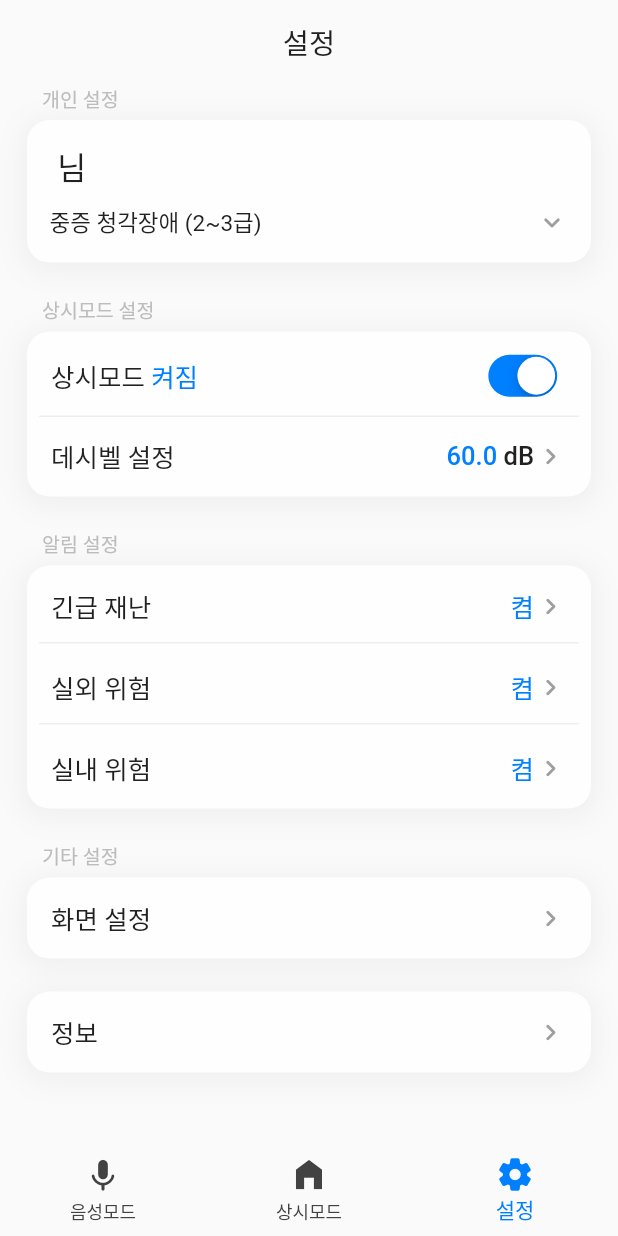
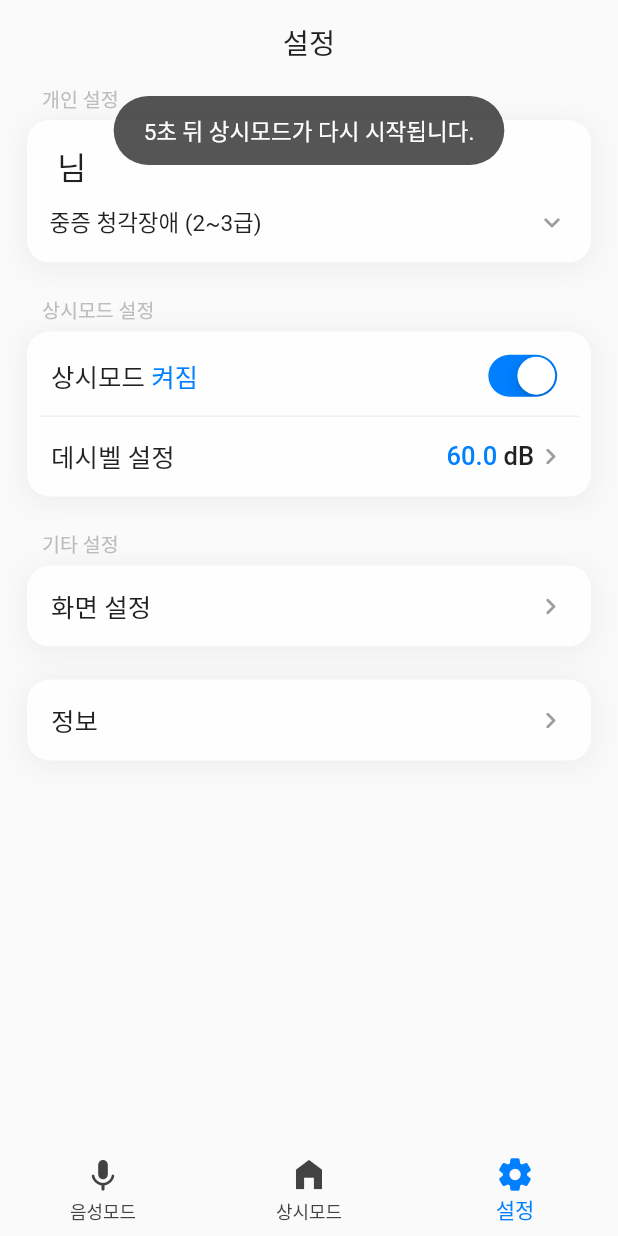
Before and after one commit to wkkyu088/hear_for_you, a Flutter app: the BottomNavBar screen opened directly, item 3 of the bottom bar chosen, after a tap on "상시모드", on a phone screen of 412 x 824 dp. Run offline on Flutter 3.47's test engine with Material 2 defaults, Android fonts, the phone set to English and light mode, and no system bars; our stand-ins replace carousel_slider, dio, flutter_local_notifications, image_gallery_saver, loading_animation_widget, permission_handler and 5 more; missing offline and left inert: android_alarm_manager_plus, audio_session, colorful_safe_area, flutter_sound, flutter_sound_platform_interface, siri_wave and 2 more; accounts and stored records are empty; Roboto replaces fonts that are missing (PretendardBold, PretendardMedium); statements that could not run were skipped.

Commit message:
상시모드 탭 변환 시, 토스트 메세지 수정

```diff
--- a/lib/main.dart
+++ b/lib/main.dart
@@ -175,6 +175,8 @@ class _BottomNavBarState extends State<BottomNavBar> {
             if (selectedIndex != 0) {
               context.read<VoiceModule>().stopListening();
               if (regularValue && !context.read<RecordModule>().isRecording) {
+                ToastContext().init(context);
+
                 Toast.show('5초 뒤 상시모드가 다시 시작됩니다.',
                     duration: Toast.lengthLong, gravity: Toast.top);
                 debugPrint('debugging : 상시모드 재접근 rV $regularValue');
@@ -184,8 +186,8 @@ class _BottomNavBarState extends State<BottomNavBar> {
             }
             if (selectedIndex == 0) {
               debugPrint('debugging : 음성모드 접근 rV $regularValue');
-
               if (regularValue) {
+                ToastContext().init(context);
                 Toast.show(
                   '상시모드가 잠시 중단됩니다.',
                   duration: Toast.lengthLong,
--- a/lib/screens/setting_screen.dart
+++ b/lib/screens/setting_screen.dart
@@ -159,6 +159,9 @@ class _SettingScreenState extends State<SettingScreen> {
                               setRegularValue(regularValue);
                               if (regularValue) {
                                 context.read<RecordModule>().initState();
+                                Toast.show('5초 뒤 상시모드가 다시 시작됩니다.',
+                                    duration: Toast.lengthLong,
+                                    gravity: Toast.top);
                                 context.read<RecordModule>().record();
                               } else {
                                 context.read<RecordModule>().disposeState();
@@ -248,68 +251,68 @@ class _SettingScreenState extends State<SettingScreen> {
                   const EdgeInsets.symmetric(vertical: 3, horizontal: 8),
                 ),
                 // 4. 알림 설정 영역
-                customCard(
-                  '알림 설정',
-                  Column(
-                    children: [
-                      // 4-1. case0, 긴급재난 알림 페이지로 이동 + 켬, 끔 표시
-                      settingItem(
-                        Text(caseTitle[0], style: settingTitleStyle),
-                        Row(
-                          children: [
-                            Text(
-                              cases[0] ? '켬' : '끔',
-                              style: TextStyle(
-                                fontSize: kM,
-                                color: cases[0] ? kMain : kGrey5,
-                              ),
-                            ),
-                            chevronIcon,
-                          ],
-                        ),
-                        const NotificationSetting(num: 0),
-                      ),
-                      spacer(const EdgeInsets.only(bottom: 5)),
-                      // 4-2. case1, 실외위험 알림 페이지로 이동 + 켬, 끔 표시
-                      settingItem(
-                        Text(caseTitle[1], style: settingTitleStyle),
-                        Row(
-                          children: [
-                            Text(
-                              cases[1] ? '켬' : '끔',
-                              style: TextStyle(
-                                fontSize: kM,
-                                color: cases[1] ? kMain : kGrey5,
-                              ),
-                            ),
-                            chevronIcon,
-                          ],
-                        ),
-                        const NotificationSetting(num: 1),
-                      ),
-                      spacer(const EdgeInsets.only(bottom: 5)),
-                      // 4-3. case2, 실내위험 알림 페이지로 이동 + 켬, 끔 표시
-                      settingItem(
-                        Text(caseTitle[2], style: settingTitleStyle),
-                        Row(
-                          children: [
-                            Text(
-                              cases[2] ? '켬' : '끔',
-                              style: TextStyle(
-                                fontSize: kM,
-                                color: cases[2] ? kMain : kGrey5,
-                              ),
-                            ),
-                            chevronIcon,
-                          ],
-                        ),
-                        const NotificationSetting(num: 2),
-                      ),
-                    ],
-                  ),
-                  const EdgeInsets.symmetric(vertical: 3, horizontal: 8),
-                ),
-                // 5. 화면 설정 영역
+                // customCard(
+                //   '알림 설정',
+                //   Column(
+                //     children: [
+                //       // 4-1. case0, 긴급재난 알림 페이지로 이동 + 켬, 끔 표시
+                //       settingItem(
+                //         Text(caseTitle[0], style: settingTitleStyle),
+                //         Row(
+                //           children: [
+                //             Text(
+                //               cases[0] ? '켬' : '끔',
+                //               style: TextStyle(
+                //                 fontSize: kM,
+                //                 color: cases[0] ? kMain : kGrey5,
+                //               ),
+                //             ),
+                //             chevronIcon,
+                //           ],
+                //         ),
+                //         const NotificationSetting(num: 0),
+                //       ),
+                //       spacer(const EdgeInsets.only(bottom: 5)),
+                //       // 4-2. case1, 실외위험 알림 페이지로 이동 + 켬, 끔 표시
+                //       settingItem(
+                //         Text(caseTitle[1], style: settingTitleStyle),
+                //         Row(
+                //           children: [
+                //             Text(
+                //               cases[1] ? '켬' : '끔',
+                //               style: TextStyle(
+                //                 fontSize: kM,
+                //                 color: cases[1] ? kMain : kGrey5,
+                //               ),
+                //             ),
+                //             chevronIcon,
+                //           ],
+                //         ),
+                //         const NotificationSetting(num: 1),
+                //       ),
+                //       spacer(const EdgeInsets.only(bottom: 5)),
+                //       // 4-3. case2, 실내위험 알림 페이지로 이동 + 켬, 끔 표시
+                //       settingItem(
+                //         Text(caseTitle[2], style: settingTitleStyle),
+                //         Row(
+                //           children: [
+                //             Text(
+                //               cases[2] ? '켬' : '끔',
+                //               style: TextStyle(
+                //                 fontSize: kM,
+                //                 color: cases[2] ? kMain : kGrey5,
+                //               ),
+                //             ),
+                //             chevronIcon,
+                //           ],
+                //         ),
+                //         const NotificationSetting(num: 2),
+                //       ),
+                //     ],
+                //   ),
+                //   const EdgeInsets.symmetric(vertical: 3, horizontal: 8),
+                // ),
+                // // 5. 화면 설정 영역
                 customCard(
                   '기타 설정',
                   // 5-1. 화면 설정 페이지로 이동
```
